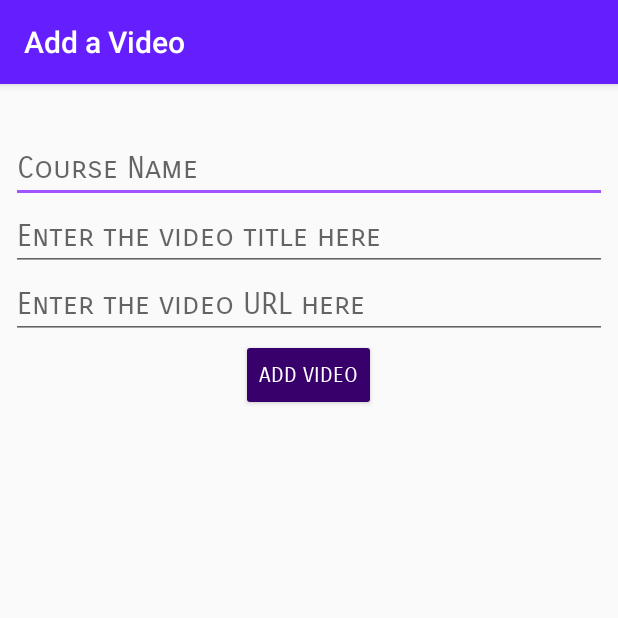
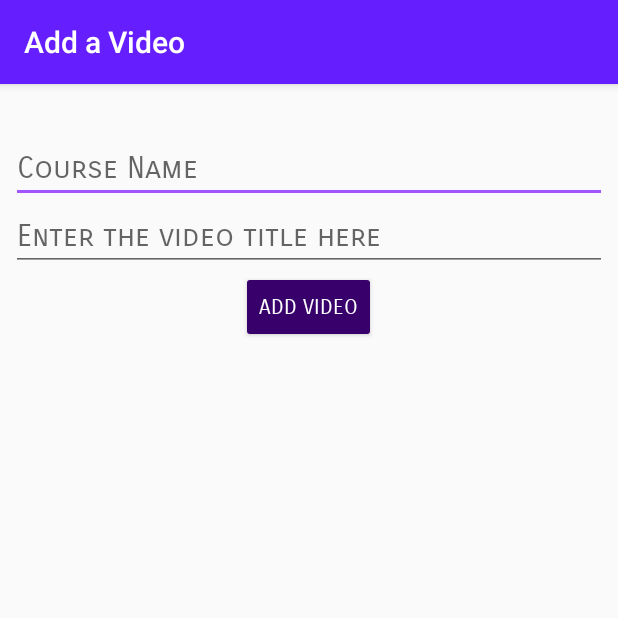
Before and after one commit to KartikeyaSingh03/Kriti_App, an Android app: the AddVideo screen opened directly, with no data from a screen before it, on a phone screen of 412 x 824 dp, the top half of it. Run offline under Robolectric (Android 15) with nearby library versions, the phone set to English and light mode, and no system bars; our stand-ins replace Firebase (no records; nobody signed in at launch, a user with empty details on screens opened directly).

Commit message:
Bug Fixing

```diff
--- a/app/src/main/java/com/example/kriti/AddVideo.java
+++ b/app/src/main/java/com/example/kriti/AddVideo.java
@@ -54,7 +54,7 @@ public class AddVideo extends AppCompatActivity {
         ctitle.setText(ClubName);
         cdes = findViewById(R.id.cDes);
         vidTitle = findViewById(R.id.video_title);
-        Browse =findViewById(R.id.Browse);
+        Browse =findViewById(R.id.add_Video);
 
         Browse.setOnClickListener(new View.OnClickListener() {
             @Override
--- a/app/src/main/res/layout/activity_add_video.xml
+++ b/app/src/main/res/layout/activity_add_video.xml
@@ -33,12 +33,6 @@
             android:hint="Enter the video title here"
             android:id="@+id/video_title"
             android:textSize="20sp"/>
-        <EditText
-            android:layout_width="match_parent"
-            android:layout_height="wrap_content"
-            android:hint="Enter the video URL here"
-            android:id="@+id/video_url"
-            android:textSize="20sp"/>
 
         <Button
             android:theme="@style/AppTheme.Button"
```
